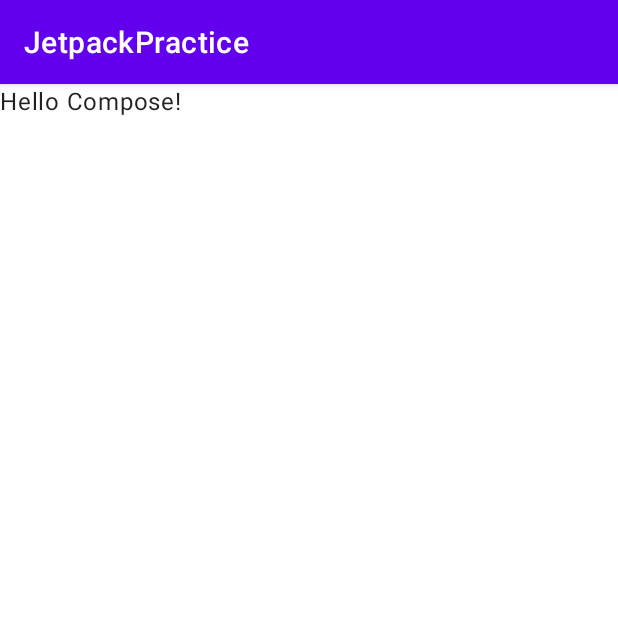
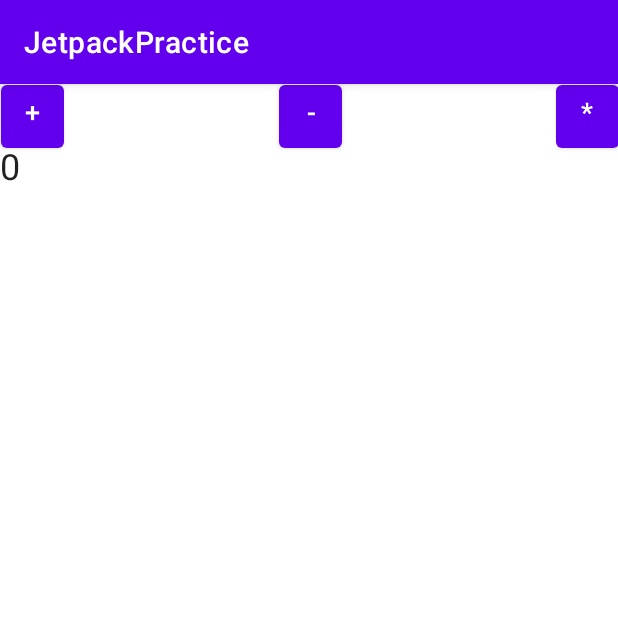
Before and after one commit to taku-kw/JetpackPractice, an Android app built with Jetpack Compose: the screen it shows after launch (MainActivity), on a phone screen of 412 x 824 dp, the top half of it. Run offline under Robolectric (Android 15) with nearby library versions, the phone set to English and light mode, and no system bars; our stand-ins replace Dagger/Hilt's generated code, livedata-compose.

Commit message:
Implement Jetpack Compose & Navigation

```diff
--- a/app/src/main/AndroidManifest.xml
+++ b/app/src/main/AndroidManifest.xml
@@ -4,6 +4,7 @@
     package="com.example.jetpackpractice">
 
     <application
+        android:name=".JetpackPracticeApplication"
         android:allowBackup="true"
         android:dataExtractionRules="@xml/data_extraction_rules"
         android:fullBackupContent="@xml/backup_rules"
@@ -14,7 +15,7 @@
         android:theme="@style/Theme.JetpackPractice"
         tools:targetApi="31">
         <activity
-            android:name=".MainActivity"
+            android:name=".view.MainActivity"
             android:exported="true">
             <intent-filter>
                 <action android:name="android.intent.action.MAIN" />
--- /dev/null
+++ b/app/src/main/java/com/example/jetpackpractice/JetpackPracticeApplication.kt
@@ -0,0 +1,7 @@
+package com.example.jetpackpractice
+
+import android.app.Application
+import dagger.hilt.android.HiltAndroidApp
+
+@HiltAndroidApp
+class JetpackPracticeApplication : Application()
--- a/app/src/main/java/com/example/jetpackpractice/MainActivity.kt
+++ /dev/null
@@ -1,26 +0,0 @@
-package com.example.jetpackpractice
-
-import androidx.appcompat.app.AppCompatActivity
-import android.os.Bundle
-import androidx.activity.compose.setContent
-import androidx.compose.material.MaterialTheme
-import androidx.compose.ui.tooling.preview.Preview
-import androidx.compose.runtime.Composable
-import androidx.compose.material.Text
-
-class MainActivity : AppCompatActivity() {
-    override fun onCreate(savedInstanceState: Bundle?) {
-        super.onCreate(savedInstanceState)
-        setContent {
-            MaterialTheme {
-                Greeting("Compose")
-            }
-        }
-    }
-}
-
-@Preview(name = "Android greeting")
-@Composable
-private fun Greeting(name: String = "World") {
-    Text("Hello $name!")
-}
--- /dev/null
+++ b/app/src/main/java/com/example/jetpackpractice/view/MainActivity.kt
@@ -0,0 +1,31 @@
+package com.example.jetpackpractice.view
+
+import androidx.appcompat.app.AppCompatActivity
+import android.os.Bundle
+import androidx.activity.compose.setContent
+import androidx.activity.viewModels
+import androidx.navigation.compose.NavHost
+import androidx.navigation.compose.composable
+import androidx.navigation.compose.rememberNavController
+import com.example.jetpackpractice.viewmodel.MainViewModel
+import dagger.hilt.android.AndroidEntryPoint
+
+@AndroidEntryPoint
+class MainActivity : AppCompatActivity() {
+    private val model: MainViewModel by viewModels()
+
+    override fun onCreate(savedInstanceState: Bundle?) {
+        super.onCreate(savedInstanceState)
+        setContent {
+            val navCtrl = rememberNavController()
+            NavHost(navController = navCtrl, startDestination = "TopPage") {
+                composable(route = "TopPage") {
+                    TopPage(navCtrl, model)
+                }
+                composable(route = "SettingPage") {
+                    SettingPage(navCtrl)
+                }
+            }
+        }
+    }
+}
--- /dev/null
+++ b/app/src/main/java/com/example/jetpackpractice/view/TopPage.kt
@@ -0,0 +1,90 @@
+package com.example.jetpackpractice.view
+
+import androidx.compose.foundation.layout.*
+import androidx.compose.material.Button
+import androidx.compose.material.MaterialTheme
+import androidx.compose.material.Text
+import androidx.compose.runtime.Composable
+import androidx.compose.runtime.State
+import androidx.compose.runtime.livedata.observeAsState
+import androidx.compose.ui.Modifier
+import androidx.compose.ui.text.style.TextAlign
+import androidx.compose.ui.tooling.preview.Preview
+import androidx.compose.ui.unit.Dp
+import androidx.compose.ui.unit.dp
+import androidx.compose.ui.unit.sp
+import androidx.navigation.NavController
+import com.example.jetpackpractice.viewmodel.MainViewModel
+
+@Preview(name = "TopPage")
+@Composable
+fun TopPage(navCtrl: NavController? = null, model: MainViewModel? = null) {
+    model?.let {
+        MaterialTheme {
+            Column {
+                TopBar(
+                    addFunc = { it.add() },
+                    subFunc = { it.sub() },
+                    goSettingPageFunc = { navCtrl?.navigate("SettingPage") },
+                )
+                Figure(it.counter.observeAsState())
+            }
+        }
+    }
+}
+
+@Preview(name = "TopBar")
+@Composable
+private fun TopBar(
+    addFunc: () -> Unit = {},
+    subFunc: () -> Unit = {},
+    goSettingPageFunc: () -> Unit = {},
+) {
+    val barHeight = 42.dp
+
+    Row(
+        Modifier.fillMaxWidth(),
+        horizontalArrangement = Arrangement.SpaceBetween
+    ) {
+        Btn(addFunc, "+", barHeight)
+        Btn(subFunc, "-", barHeight)
+        Btn(goSettingPageFunc, "*", barHeight)
+    }
+}
+
+@Composable
+private fun Btn(
+    onClick: () -> Unit,
+    text: String,
+    height: Dp,
+) {
+    Button(
+        onClick,
+        Modifier
+            .size(height)
+    ) {
+        Text(
+            text,
+            Modifier
+                .height(height),
+            fontSize = 18.sp,
+            textAlign = TextAlign.Center,
+        )
+    }
+}
+
+@Preview(name = "Figure")
+@Composable
+private fun Figure(figureState: State<Int?>? = null) {
+    figureState?.value?.let {
+        Box(
+            Modifier
+                .size(32.dp)
+        ) {
+            Text(
+                it.toString(),
+                fontSize = 24.sp,
+            )
+        }
+    }
+}
--- /dev/null
+++ b/app/src/main/java/com/example/jetpackpractice/viewmodel/MainViewModel.kt
@@ -0,0 +1,21 @@
+package com.example.jetpackpractice.viewmodel
+
+import androidx.lifecycle.MutableLiveData
+import androidx.lifecycle.ViewModel
+import dagger.hilt.android.lifecycle.HiltViewModel
+import javax.inject.Inject
+
+@HiltViewModel
+class MainViewModel @Inject constructor() : ViewModel() {
+    val counter = MutableLiveData(0)
+
+    fun add() {
+        val currentVal = counter.value ?: 0
+        counter.postValue(currentVal + 1)
+    }
+
+    fun sub() {
+        val currentVal = counter.value ?: 0
+        counter.postValue(currentVal - 1)
+    }
+}
--- a/app/src/main/res/values/strings.xml
+++ b/app/src/main/res/values/strings.xml
@@ -1,3 +1,5 @@
 <resources>
     <string name="app_name">JetpackPractice</string>
+    <!-- TODO: Remove or change this placeholder text -->
+    <string name="hello_blank_fragment">Hello blank fragment</string>
 </resources>
```
Also changed, not shown: app/build.gradle (+31 -14 lines), app/src/main/java/com/example/jetpackpractice/view/SettingPage.kt (added, +18 -0 lines), build.gradle (+7 -0 lines).
